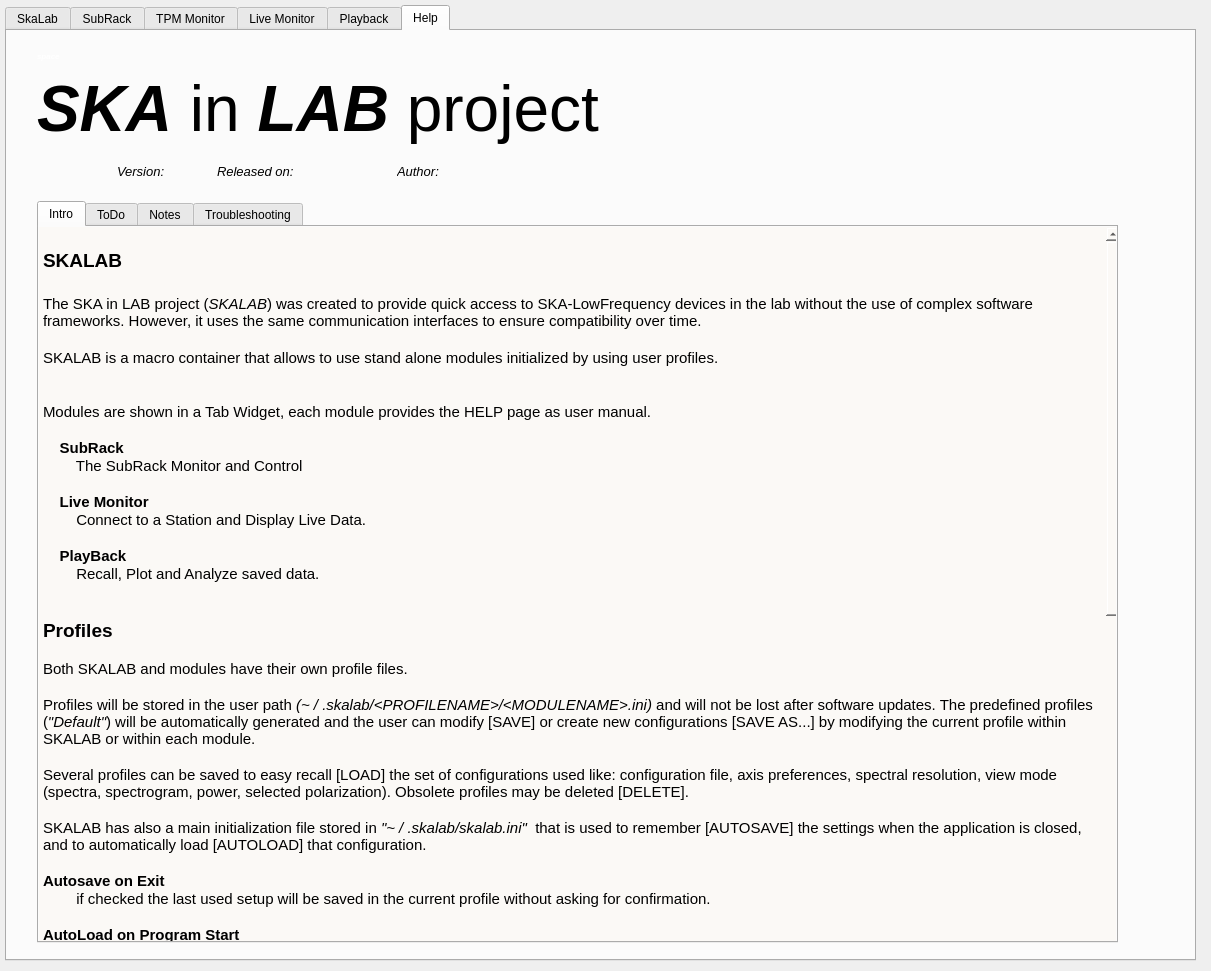
Old version of the form skalab_main.ui in the repository amattana/skalab.
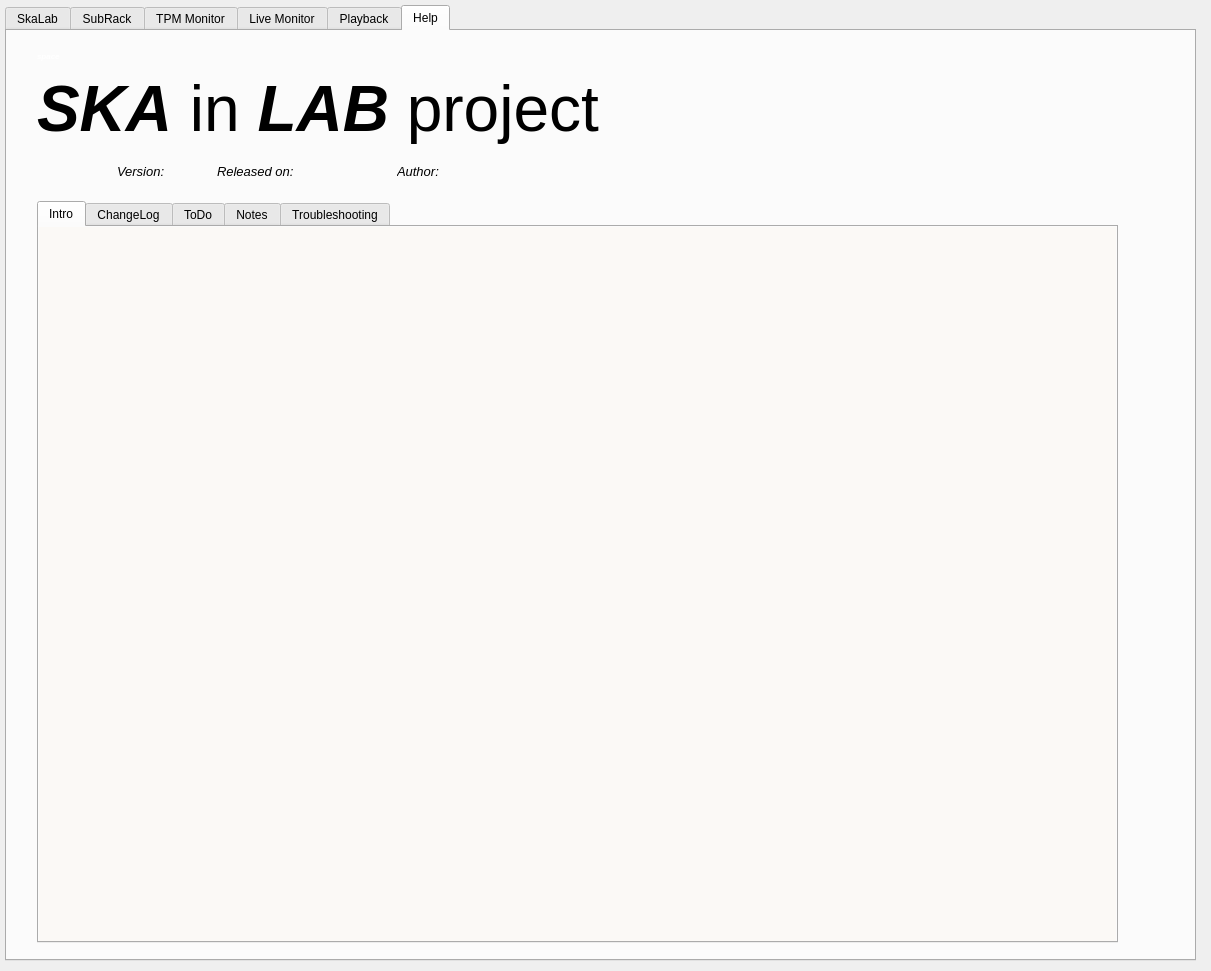
New version of the form. The open tabs and pages were chosen to show the change.

What changed in the file:
```diff
--- a/skalab_main.ui
+++ b/skalab_main.ui
@@ -762,81 +762,43 @@
         <string>&lt;!DOCTYPE HTML PUBLIC &quot;-//W3C//DTD HTML 4.0//EN&quot; &quot;http://www.w3.org/TR/REC-html40/strict.dtd&quot;&gt;
 &lt;html&gt;&lt;head&gt;&lt;meta name=&quot;qrichtext&quot; content=&quot;1&quot; /&gt;&lt;style type=&quot;text/css&quot;&gt;
 p, li { white-space: pre-wrap; }
-&lt;/style&gt;&lt;/head&gt;&lt;body style=&quot; font-family:'Ubuntu'; font-size:10pt; font-weight:400; font-style:normal;&quot;&gt;
-&lt;p style=&quot;-qt-paragraph-type:empty; margin-top:0px; margin-bottom:0px; margin-left:0px; margin-right:0px; -qt-block-indent:0; text-indent:0px; font-size:11pt;&quot;&gt;&lt;br /&gt;&lt;/p&gt;
-&lt;p style=&quot; margin-top:0px; margin-bottom:0px; margin-left:0px; margin-right:0px; -qt-block-indent:0; text-indent:0px;&quot;&gt;&lt;span style=&quot; font-size:14pt; font-weight:600;&quot;&gt;SKALAB&lt;/span&gt;&lt;/p&gt;
-&lt;p style=&quot;-qt-paragraph-type:empty; margin-top:0px; margin-bottom:0px; margin-left:0px; margin-right:0px; -qt-block-indent:0; text-indent:0px; font-size:14pt; font-weight:600;&quot;&gt;&lt;br /&gt;&lt;/p&gt;
-&lt;p style=&quot; margin-top:0px; margin-bottom:0px; margin-left:0px; margin-right:0px; -qt-block-indent:0; text-indent:0px;&quot;&gt;&lt;span style=&quot; font-size:11pt;&quot;&gt;The&lt;/span&gt;&lt;span style=&quot; font-size:11pt; font-style:italic;&quot;&gt; &lt;/span&gt;&lt;span style=&quot; font-size:11pt;&quot;&gt;SKA in LAB project&lt;/span&gt;&lt;span style=&quot; font-size:11pt; font-style:italic;&quot;&gt; &lt;/span&gt;&lt;span style=&quot; font-size:11pt;&quot;&gt;(&lt;/span&gt;&lt;span style=&quot; font-size:11pt; font-style:italic;&quot;&gt;SKALAB&lt;/span&gt;&lt;span style=&quot; font-size:11pt;&quot;&gt;) was created to provide quick access to SKA-LowFrequency devices in the lab without the use of complex software frameworks. However, it uses the same communication interfaces to ensure compatibility over time.&lt;/span&gt;&lt;/p&gt;
-&lt;p style=&quot;-qt-paragraph-type:empty; margin-top:0px; margin-bottom:0px; margin-left:0px; margin-right:0px; -qt-block-indent:0; text-indent:0px; font-size:12pt; font-weight:600;&quot;&gt;&lt;br /&gt;&lt;/p&gt;
-&lt;p style=&quot; margin-top:0px; margin-bottom:0px; margin-left:0px; margin-right:0px; -qt-block-indent:0; text-indent:0px;&quot;&gt;&lt;span style=&quot; font-size:11pt;&quot;&gt;SKALAB&lt;/span&gt;&lt;span style=&quot; font-size:11pt; font-weight:600;&quot;&gt; &lt;/span&gt;&lt;span style=&quot; font-size:11pt;&quot;&gt;is a macro container that allows to use stand alone modules initialized by using user profiles.&lt;/span&gt;&lt;/p&gt;
-&lt;p style=&quot;-qt-paragraph-type:empty; margin-top:0px; margin-bottom:0px; margin-left:0px; margin-right:0px; -qt-block-indent:0; text-indent:0px; font-size:11pt;&quot;&gt;&lt;br /&gt;&lt;/p&gt;
-&lt;p style=&quot;-qt-paragraph-type:empty; margin-top:0px; margin-bottom:0px; margin-left:0px; margin-right:0px; -qt-block-indent:0; text-indent:0px; font-size:11pt;&quot;&gt;&lt;br /&gt;&lt;/p&gt;
-&lt;p style=&quot; margin-top:0px; margin-bottom:0px; margin-left:0px; margin-right:0px; -qt-block-indent:0; text-indent:0px;&quot;&gt;&lt;span style=&quot; font-size:11pt;&quot;&gt;Modules are shown in a Tab Widget, each module provides the HELP page as user manual.&lt;/span&gt;&lt;/p&gt;
-&lt;p style=&quot;-qt-paragraph-type:empty; margin-top:0px; margin-bottom:0px; margin-left:0px; margin-right:0px; -qt-block-indent:0; text-indent:0px; font-size:11pt;&quot;&gt;&lt;br /&gt;&lt;/p&gt;
-&lt;p style=&quot; margin-top:0px; margin-bottom:0px; margin-left:0px; margin-right:0px; -qt-block-indent:0; text-indent:0px;&quot;&gt;&lt;span style=&quot; font-size:11pt;&quot;&gt;    &lt;/span&gt;&lt;span style=&quot; font-size:11pt; font-weight:600;&quot;&gt;SubRack&lt;/span&gt;&lt;/p&gt;
-&lt;p style=&quot; margin-top:0px; margin-bottom:0px; margin-left:0px; margin-right:0px; -qt-block-indent:0; text-indent:0px;&quot;&gt;&lt;span style=&quot; font-size:11pt;&quot;&gt;        The SubRack Monitor and Control&lt;/span&gt;&lt;/p&gt;
-&lt;p style=&quot;-qt-paragraph-type:empty; margin-top:0px; margin-bottom:0px; margin-left:0px; margin-right:0px; -qt-block-indent:0; text-indent:0px; font-size:11pt;&quot;&gt;&lt;br /&gt;&lt;/p&gt;
-&lt;p style=&quot; margin-top:0px; margin-bottom:0px; margin-left:0px; margin-right:0px; -qt-block-indent:0; text-indent:0px;&quot;&gt;&lt;span style=&quot; font-size:11pt; font-weight:600;&quot;&gt;    Live Monitor&lt;/span&gt;&lt;/p&gt;
-&lt;p style=&quot; margin-top:0px; margin-bottom:0px; margin-left:0px; margin-right:0px; -qt-block-indent:0; text-indent:0px;&quot;&gt;&lt;span style=&quot; font-size:11pt;&quot;&gt;        Connect to a Station and Display Live Data.&lt;/span&gt;&lt;/p&gt;
-&lt;p style=&quot;-qt-paragraph-type:empty; margin-top:0px; margin-bottom:0px; margin-left:0px; margin-right:0px; -qt-block-indent:0; text-indent:0px; font-size:11pt;&quot;&gt;&lt;br /&gt;&lt;/p&gt;
-&lt;p style=&quot; margin-top:0px; margin-bottom:0px; margin-left:0px; margin-right:0px; -qt-block-indent:0; text-indent:0px;&quot;&gt;&lt;span style=&quot; font-size:11pt;&quot;&gt;    &lt;/span&gt;&lt;span style=&quot; font-size:11pt; font-weight:600;&quot;&gt;PlayBack&lt;/span&gt;&lt;/p&gt;
-&lt;p style=&quot; margin-top:0px; margin-bottom:0px; margin-left:0px; margin-right:0px; -qt-block-indent:0; text-indent:0px;&quot;&gt;&lt;span style=&quot; font-size:11pt;&quot;&gt;        Recall, Plot and Analyze saved data.&lt;/span&gt;&lt;/p&gt;
-&lt;p style=&quot;-qt-paragraph-type:empty; margin-top:0px; margin-bottom:0px; margin-left:0px; margin-right:0px; -qt-block-indent:0; text-indent:0px; font-size:11pt;&quot;&gt;&lt;br /&gt;&lt;/p&gt;
-&lt;p style=&quot;-qt-paragraph-type:empty; margin-top:0px; margin-bottom:0px; margin-left:0px; margin-right:0px; -qt-block-indent:0; text-indent:0px; font-size:11pt;&quot;&gt;&lt;br /&gt;&lt;/p&gt;
-&lt;p style=&quot; margin-top:0px; margin-bottom:0px; margin-left:0px; margin-right:0px; -qt-block-indent:0; text-indent:0px;&quot;&gt;&lt;span style=&quot; font-size:14pt; font-weight:600;&quot;&gt;Profiles&lt;/span&gt;&lt;span style=&quot; font-size:11pt; font-weight:600;&quot;&gt; &lt;/span&gt;&lt;/p&gt;
-&lt;p style=&quot;-qt-paragraph-type:empty; margin-top:0px; margin-bottom:0px; margin-left:0px; margin-right:0px; -qt-block-indent:0; text-indent:0px; font-size:11pt; font-weight:600;&quot;&gt;&lt;br /&gt;&lt;/p&gt;
-&lt;p style=&quot; margin-top:0px; margin-bottom:0px; margin-left:0px; margin-right:0px; -qt-block-indent:0; text-indent:0px;&quot;&gt;&lt;span style=&quot; font-size:11pt;&quot;&gt;Both SKALAB and modules have their own profile files.&lt;/span&gt;&lt;/p&gt;
-&lt;p style=&quot;-qt-paragraph-type:empty; margin-top:0px; margin-bottom:0px; margin-left:0px; margin-right:0px; -qt-block-indent:0; text-indent:0px; font-size:11pt;&quot;&gt;&lt;br /&gt;&lt;/p&gt;
-&lt;p style=&quot; margin-top:0px; margin-bottom:0px; margin-left:0px; margin-right:0px; -qt-block-indent:0; text-indent:0px;&quot;&gt;&lt;span style=&quot; font-size:11pt;&quot;&gt;Profiles will be stored in the user path &lt;/span&gt;&lt;span style=&quot; font-size:11pt; font-style:italic;&quot;&gt;(~ / .skalab/&amp;lt;PROFILENAME&amp;gt;/&amp;lt;MODULENAME&amp;gt;.ini)&lt;/span&gt;&lt;span style=&quot; font-size:11pt;&quot;&gt; and will not be lost after software updates. The predefined profiles (&lt;/span&gt;&lt;span style=&quot; font-size:11pt; font-style:italic;&quot;&gt;&amp;quot;Default&amp;quot;&lt;/span&gt;&lt;span style=&quot; font-size:11pt;&quot;&gt;) will be automatically generated and the user can modify [SAVE] or create new configurations [SAVE AS...] by modifying the current profile within SKALAB or within each module.&lt;/span&gt;&lt;/p&gt;
-&lt;p style=&quot;-qt-paragraph-type:empty; margin-top:0px; margin-bottom:0px; margin-left:0px; margin-right:0px; -qt-block-indent:0; text-indent:0px; font-size:11pt; font-weight:600;&quot;&gt;&lt;br /&gt;&lt;/p&gt;
-&lt;p style=&quot; margin-top:0px; margin-bottom:0px; margin-left:0px; margin-right:0px; -qt-block-indent:0; text-indent:0px;&quot;&gt;&lt;span style=&quot; font-size:11pt;&quot;&gt;Several profiles can be saved to easy recall [LOAD] the set of configurations used like: configuration file, axis preferences, spectral resolution, view mode (spectra, spectrogram, power, selected polarization). Obsolete profiles may be deleted [DELETE].&lt;/span&gt;&lt;/p&gt;
-&lt;p style=&quot;-qt-paragraph-type:empty; margin-top:0px; margin-bottom:0px; margin-left:0px; margin-right:0px; -qt-block-indent:0; text-indent:0px; font-size:11pt;&quot;&gt;&lt;br /&gt;&lt;/p&gt;
-&lt;p style=&quot; margin-top:0px; margin-bottom:0px; margin-left:0px; margin-right:0px; -qt-block-indent:0; text-indent:0px;&quot;&gt;&lt;span style=&quot; font-size:11pt;&quot;&gt;SKALAB has also a main initialization file stored in &lt;/span&gt;&lt;span style=&quot; font-size:11pt; font-style:italic;&quot;&gt;&amp;quot;~ / .skalab/skalab.ini&amp;quot; &lt;/span&gt;&lt;span style=&quot; font-size:11pt;&quot;&gt; that is used to remember [AUTOSAVE] the settings when the application is closed, and to automatically load [AUTOLOAD] that configuration.&lt;/span&gt;&lt;/p&gt;
-&lt;p style=&quot;-qt-paragraph-type:empty; margin-top:0px; margin-bottom:0px; margin-left:0px; margin-right:0px; -qt-block-indent:0; text-indent:0px; font-size:11pt;&quot;&gt;&lt;br /&gt;&lt;/p&gt;
-&lt;p style=&quot; margin-top:0px; margin-bottom:0px; margin-left:0px; margin-right:0px; -qt-block-indent:0; text-indent:0px;&quot;&gt;&lt;span style=&quot; font-size:11pt; font-weight:600;&quot;&gt;Autosave on Exit&lt;/span&gt;&lt;/p&gt;
-&lt;p style=&quot; margin-top:0px; margin-bottom:0px; margin-left:0px; margin-right:0px; -qt-block-indent:0; text-indent:0px;&quot;&gt;&lt;span style=&quot; font-size:11pt;&quot;&gt;        if checked the last used setup will be saved in the current profile without asking for confirmation.&lt;/span&gt;&lt;/p&gt;
-&lt;p style=&quot;-qt-paragraph-type:empty; margin-top:0px; margin-bottom:0px; margin-left:0px; margin-right:0px; -qt-block-indent:0; text-indent:0px; font-size:11pt;&quot;&gt;&lt;br /&gt;&lt;/p&gt;
-&lt;p style=&quot; margin-top:0px; margin-bottom:0px; margin-left:0px; margin-right:0px; -qt-block-indent:0; text-indent:0px;&quot;&gt;&lt;span style=&quot; font-size:11pt; font-weight:600;&quot;&gt;AutoLoad on Program Start&lt;/span&gt;&lt;/p&gt;
-&lt;p style=&quot; margin-top:0px; margin-bottom:0px; margin-left:0px; margin-right:0px; -qt-block-indent:0; text-indent:0px;&quot;&gt;&lt;span style=&quot; font-size:11pt;&quot;&gt;        if checked when the program starts the last profile used will be loaded.&lt;/span&gt;&lt;/p&gt;
-&lt;p style=&quot;-qt-paragraph-type:empty; margin-top:0px; margin-bottom:0px; margin-left:0px; margin-right:0px; -qt-block-indent:0; text-indent:0px; font-size:11pt;&quot;&gt;&lt;br /&gt;&lt;/p&gt;
-&lt;p style=&quot;-qt-paragraph-type:empty; margin-top:0px; margin-bottom:0px; margin-left:0px; margin-right:0px; -qt-block-indent:0; text-indent:0px; font-size:11pt;&quot;&gt;&lt;br /&gt;&lt;/p&gt;
-&lt;p style=&quot;-qt-paragraph-type:empty; margin-top:0px; margin-bottom:0px; margin-left:0px; margin-right:0px; -qt-block-indent:0; text-indent:0px; font-size:11pt;&quot;&gt;&lt;br /&gt;&lt;/p&gt;
-&lt;p style=&quot; margin-top:0px; margin-bottom:0px; margin-left:0px; margin-right:0px; -qt-block-indent:0; text-indent:0px;&quot;&gt;&lt;span style=&quot; font-size:14pt; font-weight:600;&quot;&gt;Station Configuration&lt;/span&gt;&lt;/p&gt;
-&lt;p style=&quot;-qt-paragraph-type:empty; margin-top:0px; margin-bottom:0px; margin-left:0px; margin-right:0px; -qt-block-indent:0; text-indent:0px; font-size:11pt; font-weight:600;&quot;&gt;&lt;br /&gt;&lt;/p&gt;
-&lt;p style=&quot; margin-top:0px; margin-bottom:0px; margin-left:0px; margin-right:0px; -qt-block-indent:0; text-indent:0px;&quot;&gt;&lt;span style=&quot; font-size:11pt;&quot;&gt;AAVS-SYSTEM allows to interact to a single TPM board (Tile) or to a set of board forming a STATION. How the station will be formed and configured is defined in a YAML file.&lt;/span&gt;&lt;/p&gt;
-&lt;p style=&quot;-qt-paragraph-type:empty; margin-top:0px; margin-bottom:0px; margin-left:0px; margin-right:0px; -qt-block-indent:0; text-indent:0px; font-size:11pt;&quot;&gt;&lt;br /&gt;&lt;/p&gt;
-&lt;p style=&quot; margin-top:0px; margin-bottom:0px; margin-left:0px; margin-right:0px; -qt-block-indent:0; text-indent:0px;&quot;&gt;&lt;span style=&quot; font-size:11pt;&quot;&gt;SKALAB let the user to select [BROWSE] a configuration file, but not to modified it. The user needs to LOAD the configuration file to use it in SKALAB and in the Modules. However, the user can define some parameters overriding them.&lt;/span&gt;&lt;/p&gt;
-&lt;p style=&quot;-qt-paragraph-type:empty; margin-top:0px; margin-bottom:0px; margin-left:0px; margin-right:0px; -qt-block-indent:0; text-indent:0px; font-size:11pt;&quot;&gt;&lt;br /&gt;&lt;/p&gt;
-&lt;p style=&quot;-qt-paragraph-type:empty; margin-top:0px; margin-bottom:0px; margin-left:0px; margin-right:0px; -qt-block-indent:0; text-indent:0px; font-size:11pt;&quot;&gt;&lt;br /&gt;&lt;/p&gt;
-&lt;p style=&quot;-qt-paragraph-type:empty; margin-top:0px; margin-bottom:0px; margin-left:0px; margin-right:0px; -qt-block-indent:0; text-indent:0px; font-size:11pt;&quot;&gt;&lt;br /&gt;&lt;/p&gt;
-&lt;p style=&quot; margin-top:0px; margin-bottom:0px; margin-left:0px; margin-right:0px; -qt-block-indent:0; text-indent:0px;&quot;&gt;&lt;span style=&quot; font-size:11pt;&quot;&gt;The metadata stored in the HDF5 output files may help.&lt;/span&gt;&lt;/p&gt;
-&lt;p style=&quot;-qt-paragraph-type:empty; margin-top:0px; margin-bottom:0px; margin-left:0px; margin-right:0px; -qt-block-indent:0; text-indent:0px; font-size:11pt;&quot;&gt;&lt;br /&gt;&lt;/p&gt;
-&lt;p style=&quot;-qt-paragraph-type:empty; margin-top:0px; margin-bottom:0px; margin-left:0px; margin-right:0px; -qt-block-indent:0; text-indent:0px; font-size:11pt;&quot;&gt;&lt;br /&gt;&lt;/p&gt;
-&lt;p style=&quot; margin-top:0px; margin-bottom:0px; margin-left:0px; margin-right:0px; -qt-block-indent:0; text-indent:0px;&quot;&gt;&lt;span style=&quot; font-size:11pt; font-weight:600;&quot;&gt;Bitfile&lt;/span&gt;&lt;/p&gt;
-&lt;p style=&quot;-qt-paragraph-type:empty; margin-top:0px; margin-bottom:0px; margin-left:0px; margin-right:0px; -qt-block-indent:0; text-indent:0px; font-size:11pt; font-weight:600;&quot;&gt;&lt;br /&gt;&lt;/p&gt;
-&lt;p style=&quot; margin-top:0px; margin-bottom:0px; margin-left:0px; margin-right:0px; -qt-block-indent:0; text-indent:0px;&quot;&gt;&lt;span style=&quot; font-size:11pt;&quot;&gt;This is the Xilinx firmware bitstream with which the station is initialized. &lt;/span&gt;&lt;/p&gt;
-&lt;p style=&quot;-qt-paragraph-type:empty; margin-top:0px; margin-bottom:0px; margin-left:0px; margin-right:0px; -qt-block-indent:0; text-indent:0px; font-size:11pt;&quot;&gt;&lt;br /&gt;&lt;/p&gt;
-&lt;p style=&quot;-qt-paragraph-type:empty; margin-top:0px; margin-bottom:0px; margin-left:0px; margin-right:0px; -qt-block-indent:0; text-indent:0px; font-size:11pt;&quot;&gt;&lt;br /&gt;&lt;/p&gt;
-&lt;p style=&quot; margin-top:0px; margin-bottom:0px; margin-left:0px; margin-right:0px; -qt-block-indent:0; text-indent:0px;&quot;&gt;&lt;span style=&quot; font-size:11pt; font-weight:600;&quot;&gt;Station&lt;/span&gt;&lt;/p&gt;
-&lt;p style=&quot;-qt-paragraph-type:empty; margin-top:0px; margin-bottom:0px; margin-left:0px; margin-right:0px; -qt-block-indent:0; text-indent:0px; font-size:11pt; font-weight:600;&quot;&gt;&lt;br /&gt;&lt;/p&gt;
-&lt;p style=&quot; margin-top:0px; margin-bottom:0px; margin-left:0px; margin-right:0px; -qt-block-indent:0; text-indent:0px;&quot;&gt;&lt;span style=&quot; font-size:11pt;&quot;&gt;Station ID and Name identify the Station. &lt;/span&gt;&lt;/p&gt;
-&lt;p style=&quot; margin-top:0px; margin-bottom:0px; margin-left:0px; margin-right:0px; -qt-block-indent:0; text-indent:0px;&quot;&gt;&lt;span style=&quot; font-size:11pt;&quot;&gt;Channel truncation factor defines the behaviour of the channelizer.&lt;/span&gt;&lt;/p&gt;
-&lt;p style=&quot; margin-top:0px; margin-bottom:0px; margin-left:0px; margin-right:0px; -qt-block-indent:0; text-indent:0px;&quot;&gt;&lt;span style=&quot; font-size:11pt;&quot;&gt;Beamforming scaling factor defines the behaviour of the beamformer.&lt;/span&gt;&lt;/p&gt;
-&lt;p style=&quot;-qt-paragraph-type:empty; margin-top:0px; margin-bottom:0px; margin-left:0px; margin-right:0px; -qt-block-indent:0; text-indent:0px; font-size:11pt;&quot;&gt;&lt;br /&gt;&lt;/p&gt;
-&lt;p style=&quot;-qt-paragraph-type:empty; margin-top:0px; margin-bottom:0px; margin-left:0px; margin-right:0px; -qt-block-indent:0; text-indent:0px; font-size:11pt;&quot;&gt;&lt;br /&gt;&lt;/p&gt;
-&lt;p style=&quot; margin-top:0px; margin-bottom:0px; margin-left:0px; margin-right:0px; -qt-block-indent:0; text-indent:0px;&quot;&gt;&lt;span style=&quot; font-size:11pt; font-weight:600;&quot;&gt;TPM - Delays&lt;/span&gt;&lt;/p&gt;
-&lt;p style=&quot;-qt-paragraph-type:empty; margin-top:0px; margin-bottom:0px; margin-left:0px; margin-right:0px; -qt-block-indent:0; text-indent:0px; font-size:11pt;&quot;&gt;&lt;br /&gt;&lt;/p&gt;
-&lt;p style=&quot; margin-top:0px; margin-bottom:0px; margin-left:0px; margin-right:0px; -qt-block-indent:0; text-indent:0px;&quot;&gt;&lt;span style=&quot; font-size:11pt;&quot;&gt;Here are reported the TPM IP addresses of the station and the TPM time delays loaded during the station initialization.&lt;/span&gt;&lt;/p&gt;
-&lt;p style=&quot;-qt-paragraph-type:empty; margin-top:0px; margin-bottom:0px; margin-left:0px; margin-right:0px; -qt-block-indent:0; text-indent:0px; font-size:11pt;&quot;&gt;&lt;br /&gt;&lt;/p&gt;
-&lt;p style=&quot;-qt-paragraph-type:empty; margin-top:0px; margin-bottom:0px; margin-left:0px; margin-right:0px; -qt-block-indent:0; text-indent:0px; font-size:11pt;&quot;&gt;&lt;br /&gt;&lt;/p&gt;
-&lt;p style=&quot; margin-top:0px; margin-bottom:0px; margin-left:0px; margin-right:0px; -qt-block-indent:0; text-indent:0px;&quot;&gt;&lt;span style=&quot; font-size:11pt; font-weight:600;&quot;&gt;Network&lt;/span&gt;&lt;/p&gt;
-&lt;p style=&quot;-qt-paragraph-type:empty; margin-top:0px; margin-bottom:0px; margin-left:0px; margin-right:0px; -qt-block-indent:0; text-indent:0px; font-size:11pt;&quot;&gt;&lt;br /&gt;&lt;/p&gt;
-&lt;p style=&quot; margin-top:0px; margin-bottom:0px; margin-left:0px; margin-right:0px; -qt-block-indent:0; text-indent:0px;&quot;&gt;&lt;span style=&quot; font-size:11pt;&quot;&gt;The station network configurations.&lt;/span&gt;&lt;/p&gt;
-&lt;p style=&quot;-qt-paragraph-type:empty; margin-top:0px; margin-bottom:0px; margin-left:0px; margin-right:0px; -qt-block-indent:0; text-indent:0px; font-size:11pt;&quot;&gt;&lt;br /&gt;&lt;/p&gt;&lt;/body&gt;&lt;/html&gt;</string>
+&lt;/style&gt;&lt;/head&gt;&lt;body style=&quot; font-family:'Ubuntu'; font-size:11pt; font-weight:400; font-style:normal;&quot;&gt;
+&lt;p style=&quot;-qt-paragraph-type:empty; margin-top:0px; margin-bottom:0px; margin-left:0px; margin-right:0px; -qt-block-indent:0; text-indent:0px;&quot;&gt;&lt;br /&gt;&lt;/p&gt;&lt;/body&gt;&lt;/html&gt;</string>
        </property>
       </widget>
      </widget>
-     <widget class="QWidget" name="tab_2">
+     <widget class="QWidget" name="qtab_changelog">
+      <attribute name="title">
+       <string>ChangeLog</string>
+      </attribute>
+      <widget class="QTextEdit" name="Help_ChangeLog">
+       <property name="geometry">
+        <rect>
+         <x>0</x>
+         <y>0</y>
+         <width>1081</width>
+         <height>741</height>
+        </rect>
+       </property>
+       <property name="autoFillBackground">
+        <bool>false</bool>
+       </property>
+       <property name="styleSheet">
+        <string notr="true">background-color: rgb(251, 249, 246);</string>
+       </property>
+       <property name="frameShape">
+        <enum>QFrame::NoFrame</enum>
+       </property>
+       <property name="html">
+        <string>&lt;!DOCTYPE HTML PUBLIC &quot;-//W3C//DTD HTML 4.0//EN&quot; &quot;http://www.w3.org/TR/REC-html40/strict.dtd&quot;&gt;
+&lt;html&gt;&lt;head&gt;&lt;meta name=&quot;qrichtext&quot; content=&quot;1&quot; /&gt;&lt;style type=&quot;text/css&quot;&gt;
+p, li { white-space: pre-wrap; }
+&lt;/style&gt;&lt;/head&gt;&lt;body style=&quot; font-family:'Ubuntu'; font-size:11pt; font-weight:400; font-style:normal;&quot;&gt;
+&lt;p style=&quot;-qt-paragraph-type:empty; margin-top:0px; margin-bottom:0px; margin-left:0px; margin-right:0px; -qt-block-indent:0; text-indent:0px;&quot;&gt;&lt;br /&gt;&lt;/p&gt;&lt;/body&gt;&lt;/html&gt;</string>
+       </property>
+      </widget>
+     </widget>
+     <widget class="QWidget" name="qtab_todo">
       <attribute name="title">
        <string>ToDo</string>
       </attribute>
```
Left out of the diff: 79 changed lines with no effect on the pictures.
